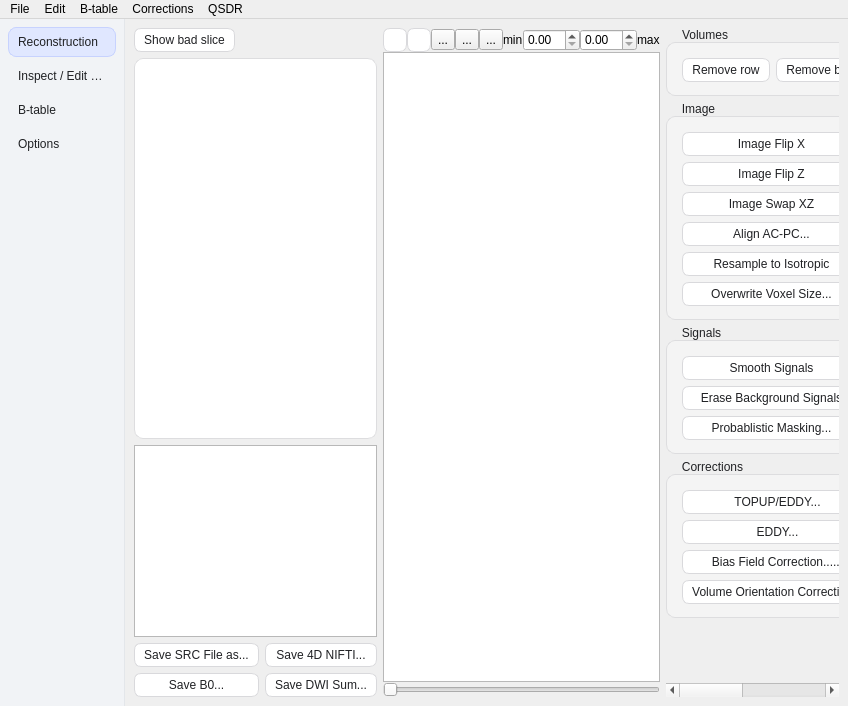
Above: reconstruction/reconstruction_window.ui from frankyeh/DSI-Studio before the change. Below: the same form after it.
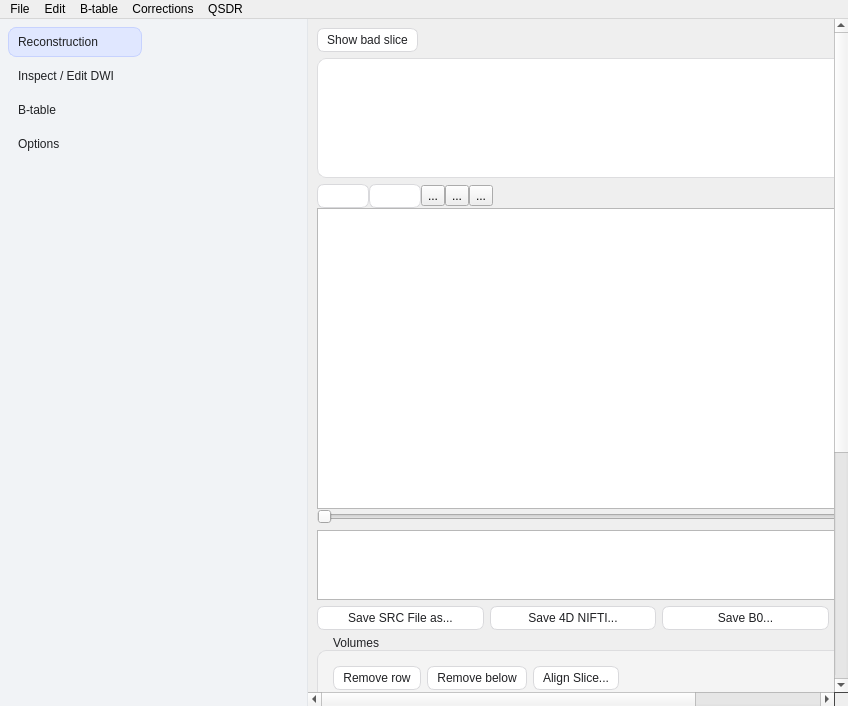
That is the form after the change. The open tabs and pages were chosen to show the change. Icons and pictures are not drawn.

Commit message: Lay out every reconstruction page as one vertical column

Diff of the .ui file:
```diff
--- a/reconstruction/reconstruction_window.ui
+++ b/reconstruction/reconstruction_window.ui
@@ -53,7 +53,7 @@
 QRadioButton#DTI:focus, QRadioButton#GQI:focus, QRadioButton#QSDR:focus { border-color: #8aa8ff; }
 QRadioButton#DTI:checked, QRadioButton#GQI:checked, QRadioButton#QSDR:checked { color: #1f5eff; background-color: #e0e7ff; border: 1px solid #1f5eff; font-weight: 600; }
 QFrame#run_bar { background-color: #f7f7f8; border: 0px; border-top: 1px solid #e3e6ea; }
-QScrollArea#recon_scroll, QWidget#recon_content { background-color: transparent; }</string>
+QScrollArea#recon_scroll, QWidget#recon_content, QScrollArea#inspect_scroll, QWidget#inspect_content, QScrollArea#options_scroll, QWidget#options_content { background-color: transparent; }</string>
    </property>
    <layout class="QHBoxLayout" name="verticalLayout">
     <property name="spacing">
@@ -170,8 +170,6 @@
           <widget class="QWidget" name="recon_content">
            <layout class="QVBoxLayout" name="recon_content_layout">
             <item>
-             <layout class="QHBoxLayout" name="recon_top_row" stretch="3,2">
-              <item>
                <widget class="QGroupBox" name="groupBox_2">
                 <property name="title">
                  <string>Mask</string>
@@ -442,7 +440,14 @@
                   </widget>
                  </item>
                  <item>
-                  <widget class="QGraphicsView" name="graphicsView" />
+                <widget class="QGraphicsView" name="graphicsView">
+                 <property name="minimumSize">
+                  <size>
+                   <width>0</width>
+                   <height>260</height>
+                  </size>
+                 </property>
+                </widget>
                  </item>
                  <item>
                   <widget class="QSlider" name="SlicePos">
@@ -695,8 +700,6 @@
                 </layout>
                </widget>
               </item>
-             </layout>
-            </item>
             <item>
              <widget class="QGroupBox" name="hist_param_group">
               <property name="title">
@@ -976,9 +979,29 @@
        </layout>
       </widget>
       <widget class="QWidget" name="inspect_page">
-       <layout class="QHBoxLayout" name="inspect_layout" stretch="2,3,2">
+       <layout class="QVBoxLayout" name="inspect_layout">
+        <property name="leftMargin">
+         <number>0</number>
+        </property>
+        <property name="topMargin">
+         <number>0</number>
+        </property>
+        <property name="rightMargin">
+         <number>0</number>
+        </property>
+        <property name="bottomMargin">
+         <number>0</number>
+        </property>
         <item>
-         <layout class="QVBoxLayout" name="inspect_table_layout">
+         <widget class="QScrollArea" name="inspect_scroll">
+          <property name="frameShape">
+           <enum>QFrame::NoFrame</enum>
+          </property>
+          <property name="widgetResizable">
+           <bool>true</bool>
+          </property>
+          <widget class="QWidget" name="inspect_content">
+           <layout class="QVBoxLayout" name="inspect_content_layout">
           <item>
            <layout class="QHBoxLayout" name="horizontalLayout_21">
             <item>
@@ -1043,54 +1066,20 @@
             <property name="showGrid">
              <bool>false</bool>
             </property>
-           </widget>
-          </item>
-          <item>
-           <widget class="QTextBrowser" name="report">
-            <property name="sizePolicy">
-             <sizepolicy hsizetype="Preferred" vsizetype="Preferred">
-              <horstretch>0</horstretch>
-              <verstretch>0</verstretch>
-             </sizepolicy>
-            </property>
-           </widget>
-          </item>
-          <item>
-           <layout class="QGridLayout" name="export_grid">
-            <item row="0" column="0">
-             <widget class="QPushButton" name="btn_Save_SRC_file_as">
-              <property name="text">
-               <string>Save SRC File as...</string>
+              <property name="minimumSize">
+               <size>
+                <width>0</width>
+                <height>120</height>
+               </size>
+              </property>
+              <property name="maximumSize">
+               <size>
+                <width>16777215</width>
+                <height>200</height>
+               </size>
               </property>
              </widget>
             </item>
-            <item row="0" column="1">
-             <widget class="QPushButton" name="btn_Save_4D_nifti">
-              <property name="text">
-               <string>Save 4D NIFTI...</string>
-              </property>
-             </widget>
-            </item>
-            <item row="1" column="0">
-             <widget class="QPushButton" name="btn_Save_b0">
-              <property name="text">
-               <string>Save B0...</string>
-              </property>
-             </widget>
-            </item>
-            <item row="1" column="1">
-             <widget class="QPushButton" name="btn_Save_DWI_sum">
-              <property name="text">
-               <string>Save DWI Sum...</string>
-              </property>
-             </widget>
-            </item>
-           </layout>
-          </item>
-         </layout>
-        </item>
-        <item>
-         <layout class="QVBoxLayout" name="inspect_view_layout">
           <item>
            <widget class="QWidget" name="source_widget" native="true">
             <layout class="QVBoxLayout" name="verticalLayout_6">
@@ -1227,32 +1216,62 @@
               </widget>
              </item>
             </layout>
+              <property name="minimumSize">
+               <size>
+                <width>0</width>
+                <height>340</height>
+               </size>
+              </property>
+             </widget>
+            </item>
+            <item>
+             <widget class="QTextBrowser" name="report">
+              <property name="sizePolicy">
+               <sizepolicy hsizetype="Preferred" vsizetype="Preferred">
+                <horstretch>0</horstretch>
+                <verstretch>0</verstretch>
+               </sizepolicy>
+              </property>
+              <property name="maximumSize">
+               <size>
+                <width>16777215</width>
+                <height>160</height>
+               </size>
+              </property>
+             </widget>
+            </item>
+            <item>
+             <layout class="QGridLayout" name="export_grid">
+              <item row="0" column="0">
+               <widget class="QPushButton" name="btn_Save_SRC_file_as">
+                <property name="text">
+                 <string>Save SRC File as...</string>
+                </property>
+               </widget>
+              </item>
+              <item row="0" column="1">
+               <widget class="QPushButton" name="btn_Save_4D_nifti">
+                <property name="text">
+                 <string>Save 4D NIFTI...</string>
+                </property>
+               </widget>
+              </item>
+              <item row="0" column="2">
+               <widget class="QPushButton" name="btn_Save_b0">
+                <property name="text">
+                 <string>Save B0...</string>
+                </property>
+               </widget>
+              </item>
+              <item row="0" column="3">
+               <widget class="QPushButton" name="btn_Save_DWI_sum">
+                <property name="text">
+                 <string>Save DWI Sum...</string>
+                </property>
            </widget>
           </item>
          </layout>
         </item>
-        <item>
-         <widget class="QScrollArea" name="edit_scroll">
-          <property name="frameShape">
-           <enum>QFrame::NoFrame</enum>
-          </property>
-          <property name="widgetResizable">
-           <bool>true</bool>
-          </property>
-          <widget class="QWidget" name="edit_tools">
-           <layout class="QVBoxLayout" name="edit_tools_layout">
-            <property name="leftMargin">
-             <number>0</number>
-            </property>
-            <property name="topMargin">
-             <number>0</number>
-            </property>
-            <property name="rightMargin">
-             <number>4</number>
-            </property>
-            <property name="bottomMargin">
-             <number>0</number>
-            </property>
             <item>
              <widget class="QGroupBox" name="volume_group">
               <property name="title">
@@ -1346,70 +1365,70 @@
                  </property>
                 </widget>
                </item>
-               <item row="1" column="0">
+               <item row="0" column="2">
                 <widget class="QPushButton" name="btn_Flip_z">
                  <property name="text">
                   <string>Image Flip Z</string>
                  </property>
                 </widget>
                </item>
-               <item row="1" column="1">
+               <item row="0" column="3">
                 <widget class="QPushButton" name="btn_Flip_xy">
                  <property name="text">
                   <string>Image Swap XY</string>
                  </property>
                 </widget>
                </item>
-               <item row="2" column="0">
+               <item row="1" column="0">
                 <widget class="QPushButton" name="btn_Flip_xz">
                  <property name="text">
                   <string>Image Swap XZ</string>
                  </property>
                 </widget>
                </item>
-               <item row="2" column="1">
+               <item row="1" column="1">
                 <widget class="QPushButton" name="btn_Flip_yz">
                  <property name="text">
                   <string>Image Swap YZ</string>
                  </property>
                 </widget>
                </item>
-               <item row="3" column="0">
+               <item row="1" column="2">
                 <widget class="QPushButton" name="btn_Align_ACPC">
                  <property name="text">
                   <string>Align AC-PC...</string>
                  </property>
                 </widget>
                </item>
-               <item row="3" column="1">
+               <item row="1" column="3">
                 <widget class="QPushButton" name="btn_Manual_Rotation">
                  <property name="text">
                   <string>Rotate...</string>
                  </property>
                 </widget>
                </item>
-               <item row="4" column="0">
+               <item row="2" column="0">
                 <widget class="QPushButton" name="btn_Resample">
                  <property name="text">
                   <string>Resample to Isotropic</string>
                  </property>
                 </widget>
                </item>
-               <item row="4" column="1">
+               <item row="2" column="1">
                 <widget class="QPushButton" name="btn_Rotate">
                  <property name="text">
                   <string>Resample to T1w/T2w...</string>
                  </property>
                 </widget>
                </item>
-               <item row="5" column="0">
+               <item row="2" column="2">
                 <widget class="QPushButton" name="btn_Overwrite_Voxel_Size">
                  <property name="text">
                   <string>Overwrite Voxel Size...</string>
                  </property>
                 </widget>
                </item>
-               <item row="5" column="1">
+               <item row="2" column="3">
                 <widget class="QPushButton" name="btn_Attach_Images">
                  <property name="text">
                   <string>Attach Images...</string>
@@ -1439,21 +1458,21 @@
                  </property>
                 </widget>
                </item>
-               <item row="1" column="0">
+               <item row="0" column="2">
                 <widget class="QPushButton" name="btn_Erase_Background_Signals">
                  <property name="text">
                   <string>Erase Background Signals</string>
                  </property>
                 </widget>
                </item>
-               <item row="1" column="1">
+               <item row="1" column="0">
                 <widget class="QPushButton" name="btn_Trim_image">
                  <property name="text">
                   <string>Crop Background Volume</string>
                  </property>
                 </widget>
                </item>
-               <item row="2" column="0">
+               <item row="1" column="1">
                 <widget class="QPushButton" name="btn_Probablistic_Masking">
                  <property name="text">
                   <string>Probablistic Masking...</string>
@@ -1483,35 +1502,35 @@
                  </property>
                 </widget>
                </item>
-               <item row="1" column="0">
+               <item row="0" column="2">
                 <widget class="QPushButton" name="btn_EDDY">
                  <property name="text">
                   <string>EDDY...</string>
                  </property>
                 </widget>
                </item>
-               <item row="1" column="1">
+               <item row="0" column="3">
                 <widget class="QPushButton" name="btn_T1w_Distortion_Correction">
                  <property name="text">
                   <string>T1w Distortion Correction...</string>
                  </property>
                 </widget>
                </item>
-               <item row="2" column="0">
+               <item row="1" column="0">
                 <widget class="QPushButton" name="btn_Correct_Bias_Field">
                  <property name="text">
                   <string>Bias Field Correction......</string>
                  </property>
                 </widget>
                </item>
-               <item row="2" column="1">
+               <item row="1" column="1">
                 <widget class="QPushButton" name="btn_Eddy_Motion_Correction">
                  <property name="text">
                   <string>Motion Correction...</string>
                  </property>
                 </widget>
                </item>
-               <item row="3" column="0">
+               <item row="1" column="2">
                 <widget class="QPushButton" name="btn_Volume_Orientation_Correction">
                  <property name="text">
                   <string>Volume Orientation Correction...</string>
@@ -1521,19 +1540,6 @@
               </layout>
              </widget>
             </item>
-            <item>
-             <spacer name="edit_spacer">
-              <property name="orientation">
-               <enum>Qt::Vertical</enum>
-              </property>
-              <property name="sizeHint">
-               <size>
-                <width>20</width>
-                <height>0</height>
-               </size>
-              </property>
-             </spacer>
-            </item>
            </layout>
           </widget>
          </widget>
@@ -1541,9 +1547,7 @@
        </layout>
       </widget>
       <widget class="QWidget" name="btable_page">
-       <layout class="QHBoxLayout" name="btable_layout" stretch="3,2">
-        <item>
-         <layout class="QVBoxLayout" name="btable_table_layout">
+       <layout class="QVBoxLayout" name="btable_layout" stretch="1,0,0,0">
           <item>
            <widget class="QTableWidget" name="b_table">
             <property name="alternatingRowColors">
@@ -1577,10 +1581,6 @@
             </column>
            </widget>
           </item>
-         </layout>
-        </item>
-        <item>
-         <layout class="QVBoxLayout" name="btable_tools_layout">
           <item>
            <widget class="QGroupBox" name="btable_file_group">
             <property name="title">
@@ -1601,21 +1601,21 @@
                </property>
               </widget>
              </item>
-             <item row="1" column="0">
+           <item row="0" column="2">
               <widget class="QPushButton" name="btn_Save_b_table">
                <property name="text">
                 <string>Save B-table...</string>
                </property>
               </widget>
              </item>
-             <item row="1" column="1">
+           <item row="0" column="3">
               <widget class="QPushButton" name="btn_Save_bvals">
                <property name="text">
                 <string>Save Bvals...</string>
                </property>
               </widget>
              </item>
-             <item row="2" column="0">
+           <item row="0" column="4">
               <widget class="QPushButton" name="btn_Save_bvecs">
                <property name="text">
                 <string>Save Bvecs...</string>
@@ -1638,21 +1638,21 @@
                </property>
               </widget>
              </item>
-             <item row="1" column="0">
+           <item row="0" column="1">
               <widget class="QPushButton" name="btn_Check_b_table">
                <property name="text">
                 <string>Check B-table (Template-Based)...</string>
                </property>
               </widget>
              </item>
-             <item row="2" column="0">
+           <item row="1" column="0">
               <widget class="QPushButton" name="btn_Regenerate_b_table">
                <property name="text">
                 <string>Regenerate B-table (Template-Based)...</string>
                </property>
               </widget>
              </item>
-             <item row="3" column="0">
+           <item row="1" column="1">
               <widget class="QPushButton" name="btn_Regenerate_b_table_from_src">
                <property name="text">
                 <string>Regenerate B-table from SRC...</string>
@@ -1689,21 +1689,21 @@
                </property>
               </widget>
              </item>
-             <item row="1" column="0">
+           <item row="0" column="3">
               <widget class="QPushButton" name="btn_swap_bxby">
                <property name="text">
                 <string>Swap BxBy</string>
                </property>
               </widget>
              </item>
-             <item row="1" column="1">
+           <item row="0" column="4">
               <widget class="QPushButton" name="btn_swap_bybz">
                <property name="text">
                 <string>Swap ByBz</string>
                </property>
               </widget>
              </item>
-             <item row="1" column="2">
+           <item row="0" column="5">
               <widget class="QPushButton" name="btn_swap_bxbz">
                <property name="text">
                 <string>Swap BxBz</string>
@@ -1713,25 +1713,32 @@
             </layout>
            </widget>
           </item>
-          <item>
-           <spacer name="btable_spacer">
-            <property name="orientation">
-             <enum>Qt::Vertical</enum>
-            </property>
-            <property name="sizeHint">
-             <size>
-              <width>20</width>
-              <height>0</height>
-             </size>
-            </property>
-           </spacer>
-          </item>
-         </layout>
-        </item>
        </layout>
       </widget>
       <widget class="QWidget" name="options_page">
        <layout class="QVBoxLayout" name="options_layout">
+        <property name="leftMargin">
+         <number>0</number>
+        </property>
+        <property name="topMargin">
+         <number>0</number>
+        </property>
+        <property name="rightMargin">
+         <number>0</number>
+        </property>
+        <property name="bottomMargin">
+         <number>0</number>
+        </property>
+        <item>
+         <widget class="QScrollArea" name="options_scroll">
+          <property name="frameShape">
+           <enum>QFrame::NoFrame</enum>
+          </property>
+          <property name="widgetResizable">
+           <bool>true</bool>
+          </property>
+          <widget class="QWidget" name="options_content">
+           <layout class="QVBoxLayout" name="options_content_layout">
         <item>
          <widget class="QGroupBox" name="groupBox">
           <property name="title">
@@ -1995,11 +2002,15 @@
           </property>
           <property name="sizeHint">
            <size>
-            <width>20</width>
+                <width>0</width>
             <height>0</height>
            </size>
           </property>
          </spacer>
+            </item>
+           </layout>
+          </widget>
+         </widget>
         </item>
        </layout>
       </widget>
```
Lines whose indentation alone changed are shown as unchanged.
